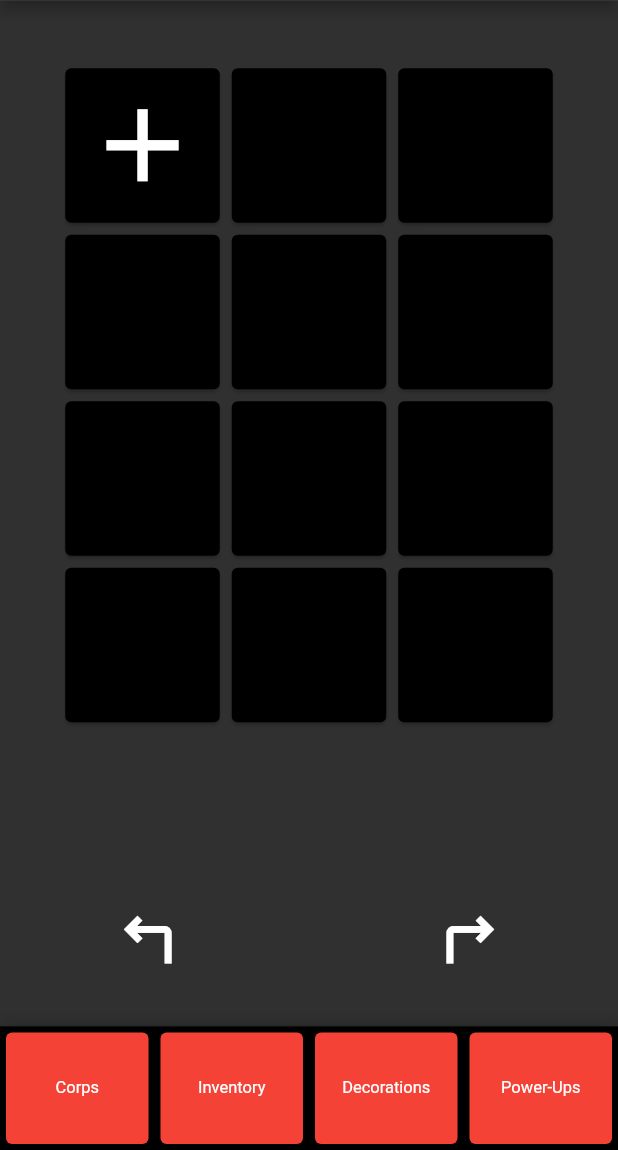
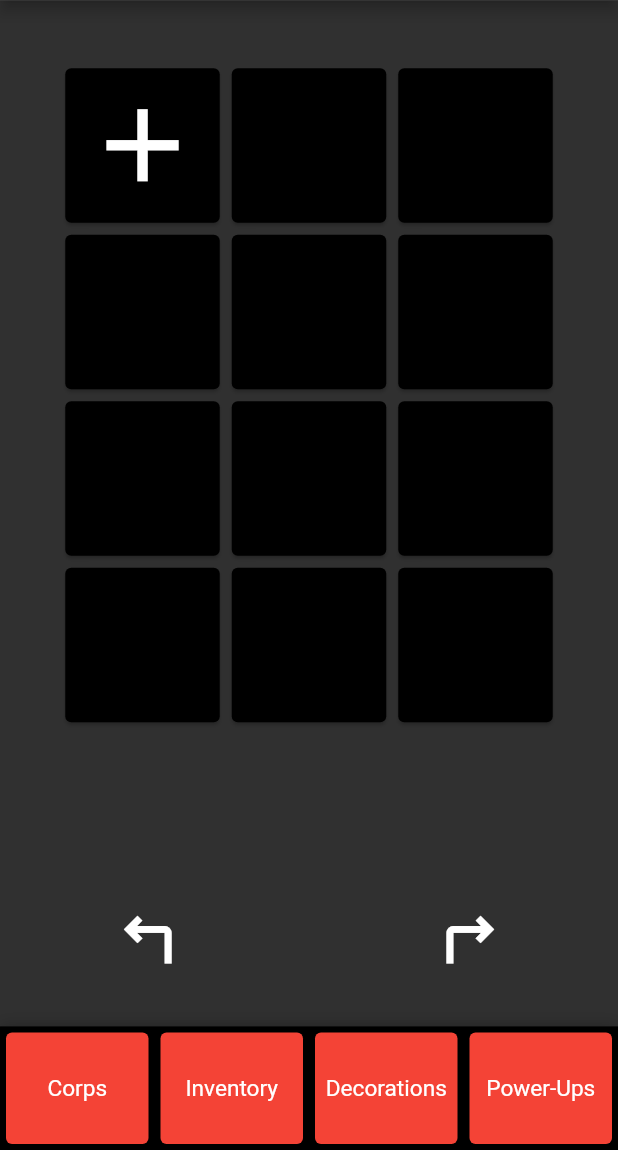
Before and after one commit to scancetin/idle-game, a Flutter app: the screen it shows after launch, on a phone screen of 412 x 824 dp, the part 86-1236 px from its top. Run offline on Flutter 3.47's test engine with Material 2 defaults, Android fonts, the phone set to English and light mode, and no system bars; drawn by our look-alikes of sliding_up_panel; our stand-ins replace shared_preferences, sizer.

Commit message:
panel widgets added

```diff
--- a/lib/util/calc_funtions.dart
+++ b/lib/util/calc_funtions.dart
@@ -31,8 +31,6 @@ class CalcFunctions {
   }
 
   int calcCropLevelUp(int cropLevel, int cropPrice) {
-    print(cropLevel);
-    print(cropPrice);
     return cropPrice;
   }
 }
--- a/lib/util/constants.dart
+++ b/lib/util/constants.dart
@@ -28,5 +28,10 @@ class KSizer {
   static final double panelMinH = 10.h;
   static final double panelMaxH = 70.h;
   static final double panelMenuH = 10.h - 8;
+  static final double panelMenuTextS = 11.sp;
+
   static final double panelLevelUpH = panelMaxH - panelMinH;
+  static final double panelListTileH = 7.h;
+  static final double panelCropImage = 6.h;
+  static final double panelLevelUpCardW = 20.w;
 }
--- a/lib/view/layout/sliding_panel_layouts.dart/sliding_panel_layout.dart
+++ b/lib/view/layout/sliding_panel_layouts.dart/sliding_panel_layout.dart
@@ -1,5 +1,3 @@
-// ignore_for_file: prefer_const_constructors, avoid_unnecessary_containers, sized_box_for_whitespace
-
 import 'package:flutter/material.dart';
 import 'package:idle_game/util/constants.dart';
 import 'package:idle_game/view/layout/sliding_panel_layouts.dart/panel_decorations_layout.dart';
@@ -15,37 +13,28 @@ class SlidingPanelLayout extends StatefulWidget {
 }
 
 class _SlidingPanelLayoutState extends State<SlidingPanelLayout> {
-  Widget menuWidget = PanelLevelUpLayout();
+  Widget menuWidget = const PanelLevelUpLayout();
 
   @override
   Widget build(BuildContext context) {
     return Column(
       children: [
         Row(
-          // ignore: prefer_const_literals_to_create_immutables
           children: [
             //! level up corps
-            panelMenuWidget("Corps", PanelLevelUpLayout()),
+            panelMenuWidget("Corps", const PanelLevelUpLayout()),
 
             //! inventory
-            panelMenuWidget("Inventory", PanelInventoryLayout()),
+            panelMenuWidget("Inventory", const PanelInventoryLayout()),
 
             //! decorations
-            panelMenuWidget("Decorations", PanelDecorationsLayout()),
+            panelMenuWidget("Decorations", const PanelDecorationsLayout()),
 
             //! power-ups
-            panelMenuWidget("Power-Ups", PanelPowerUpsLayout()),
+            panelMenuWidget("Power-Ups", const PanelPowerUpsLayout()),
           ],
         ),
         menuWidget
-        // Container(
-        //   height: 422,
-        //   padding: EdgeInsets.only(left: 20, right: 20, bottom: 20, top: 20),
-        //   child: ListView(
-        //     // ignore: prefer_const_literals_to_create_immutables
-        //     children: [],
-        //   ),
-        // ),
       ],
     );
   }
@@ -58,7 +47,7 @@ class _SlidingPanelLayoutState extends State<SlidingPanelLayout> {
           child: Container(
             height: KSizer.panelMenuH,
             alignment: Alignment.center,
-            child: Text(menuName, style: TextStyle(fontSize: KSizer.pointTextS)),
+            child: Text(menuName, style: TextStyle(fontSize: KSizer.panelMenuTextS)),
           ),
         ),
         onTap: () {
```
Also changed, not shown: lib/view/components/sliding_panel_components/inventory_card.dart (added, +54 -0 lines), lib/view/components/sliding_panel_components/level_up_card.dart (added, +84 -0 lines), lib/view/layout/sliding_panel_layouts.dart/panel_inventory_layout.dart (+2 -20 lines), lib/view/layout/sliding_panel_layouts.dart/panel_levelup_layout.dart (+2 -37 lines).
